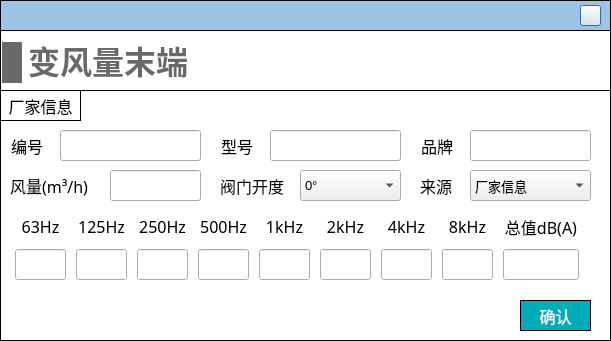
This is NoiseCalSoft/inputDialog/dialog_vav_terminal.ui in SheepBowwow/NoiCal as Qt 5 draws it before an edit. The edited form follows.
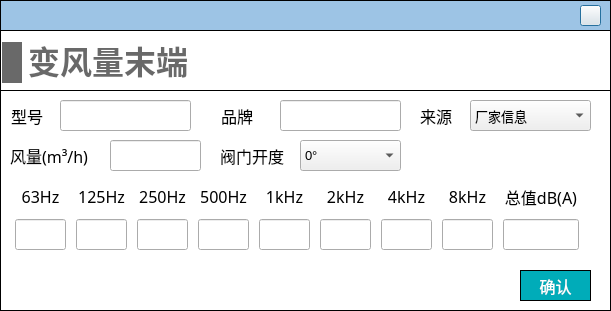
This is the edited form. Icons and pictures are not drawn.

The edit to the form file:
```diff
--- a/NoiseCalSoft/inputDialog/dialog_vav_terminal.ui
+++ b/NoiseCalSoft/inputDialog/dialog_vav_terminal.ui
@@ -7,7 +7,7 @@
     <x>0</x>
     <y>0</y>
     <width>611</width>
-    <height>341</height>
+    <height>311</height>
    </rect>
   </property>
   <property name="maximumSize">
@@ -77,7 +77,7 @@
      <x>0</x>
      <y>30</y>
      <width>611</width>
-     <height>311</height>
+     <height>281</height>
     </rect>
    </property>
    <property name="styleSheet">
@@ -92,7 +92,7 @@
       <x>0</x>
       <y>60</y>
       <width>611</width>
-      <height>251</height>
+      <height>221</height>
      </rect>
     </property>
     <property name="styleSheet">
@@ -126,7 +126,7 @@
      <property name="geometry">
       <rect>
        <x>11</x>
-       <y>120</y>
+       <y>90</y>
        <width>581</width>
        <height>72</height>
       </rect>
@@ -603,7 +603,7 @@
      <property name="geometry">
       <rect>
        <x>220</x>
-       <y>80</y>
+       <y>50</y>
        <width>71</width>
        <height>31</height>
       </rect>
@@ -622,7 +622,7 @@
      <property name="geometry">
       <rect>
        <x>110</x>
-       <y>80</y>
+       <y>50</y>
        <width>91</width>
        <height>31</height>
       </rect>
@@ -632,7 +632,7 @@
      <property name="geometry">
       <rect>
        <x>10</x>
-       <y>80</y>
+       <y>50</y>
        <width>81</width>
        <height>31</height>
       </rect>
@@ -651,7 +651,7 @@
      <property name="geometry">
       <rect>
        <x>520</x>
-       <y>210</y>
+       <y>180</y>
        <width>71</width>
        <height>31</height>
       </rect>
@@ -686,7 +686,7 @@
      <property name="geometry">
       <rect>
        <x>300</x>
-       <y>80</y>
+       <y>50</y>
        <width>101</width>
        <height>31</height>
       </rect>
@@ -731,7 +731,7 @@
      <property name="geometry">
       <rect>
        <x>470</x>
-       <y>80</y>
+       <y>10</y>
        <width>121</width>
        <height>31</height>
       </rect>
@@ -751,7 +751,7 @@
      <property name="geometry">
       <rect>
        <x>420</x>
-       <y>80</y>
+       <y>10</y>
        <width>41</width>
        <height>31</height>
       </rect>
@@ -766,75 +766,21 @@
       <string>来源</string>
      </property>
     </widget>
-    <widget class="QLabel" name="label_19">
-     <property name="geometry">
-      <rect>
-       <x>0</x>
-       <y>0</y>
-       <width>81</width>
-       <height>31</height>
-      </rect>
-     </property>
-     <property name="font">
-      <font>
-       <family>黑体</family>
-       <pointsize>-1</pointsize>
-      </font>
-     </property>
-     <property name="styleSheet">
-      <string notr="true">border: 1px solid #000000;</string>
-     </property>
-     <property name="text">
-      <string>厂家信息</string>
-     </property>
-     <property name="alignment">
-      <set>Qt::AlignCenter</set>
-     </property>
-    </widget>
     <widget class="QWidget" name="widget_number" native="true">
      <property name="geometry">
       <rect>
        <x>10</x>
-       <y>40</y>
+       <y>10</y>
        <width>191</width>
        <height>31</height>
       </rect>
      </property>
-     <widget class="QLineEdit" name="lineEdit_number">
-      <property name="geometry">
-       <rect>
-        <x>50</x>
-        <y>0</y>
-        <width>141</width>
-        <height>31</height>
-       </rect>
-      </property>
-     </widget>
-     <widget class="QLabel" name="label_4">
-      <property name="geometry">
-       <rect>
-        <x>1</x>
-        <y>0</y>
-        <width>41</width>
-        <height>31</height>
-       </rect>
-      </property>
-      <property name="font">
-       <font>
-        <family>黑体</family>
-        <pointsize>-1</pointsize>
-       </font>
-      </property>
-      <property name="text">
-       <string>编号</string>
-      </property>
-     </widget>
     </widget>
     <widget class="QWidget" name="widget_model" native="true">
      <property name="geometry">
       <rect>
-       <x>220</x>
-       <y>40</y>
+       <x>10</x>
+       <y>10</y>
        <width>181</width>
        <height>31</height>
       </rect>
@@ -872,16 +818,16 @@
     <widget class="QWidget" name="widget_brand" native="true">
      <property name="geometry">
       <rect>
-       <x>420</x>
-       <y>40</y>
-       <width>172</width>
+       <x>220</x>
+       <y>10</y>
+       <width>181</width>
        <height>31</height>
       </rect>
      </property>
      <widget class="QLineEdit" name="lineEdit_brand">
       <property name="geometry">
        <rect>
-        <x>50</x>
+        <x>60</x>
         <y>0</y>
         <width>121</width>
         <height>31</height>
```
Left out of the diff: 1 changed line with no effect on the pictures.
